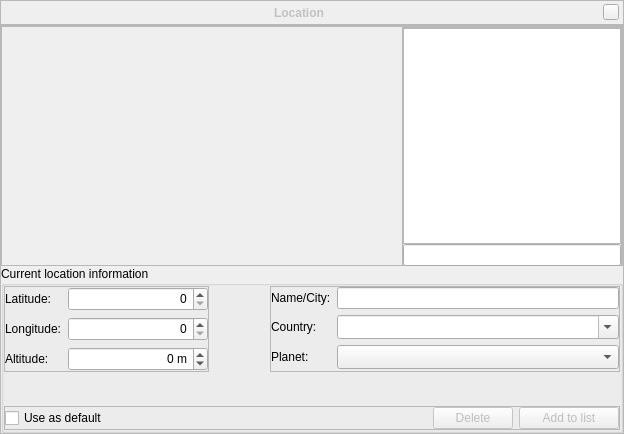
The window that src/gui/locationDialogGui.ui (519984307/stellarium_src) describes before a commit, drawn with Qt 5.
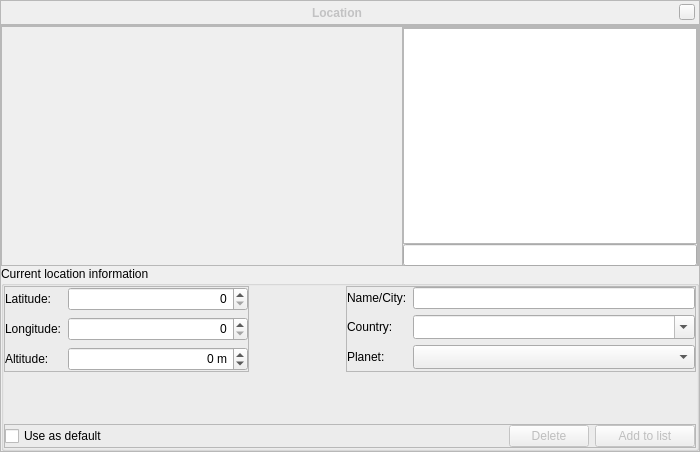
The same window after the commit. Icons and pictures are not drawn. Custom widgets are drawn as their Qt base class.

Commit message: Widened the location dialog; as the AngleSpinBox's did not show the entire entry on Mac.  This is a more general issue, as several of the inputs seem to need to be winder on Mac than on Linux/Windows.  This applies to all Qt apps, not just stellarium.

Patch:
```diff
--- a/src/gui/locationDialogGui.ui
+++ b/src/gui/locationDialogGui.ui
@@ -6,8 +6,8 @@
    <rect>
     <x>0</x>
     <y>0</y>
-    <width>624</width>
-    <height>434</height>
+    <width>700</width>
+    <height>452</height>
    </rect>
   </property>
   <property name="styleSheet">
@@ -332,9 +332,6 @@
          <property name="margin">
           <number>0</number>
          </property>
-         <property name="spacing">
-          <number>6</number>
-         </property>
          <item row="2" column="0" colspan="3">
           <widget class="QFrame" name="frame_3">
            <property name="minimumSize">
@@ -448,7 +445,7 @@
              <widget class="AngleSpinBox" name="latitudeSpinBox">
               <property name="minimumSize">
                <size>
-                <width>140</width>
+                <width>180</width>
                 <height>24</height>
                </size>
               </property>
```
Left out of the diff: 6 changed lines with no effect on the pictures.
